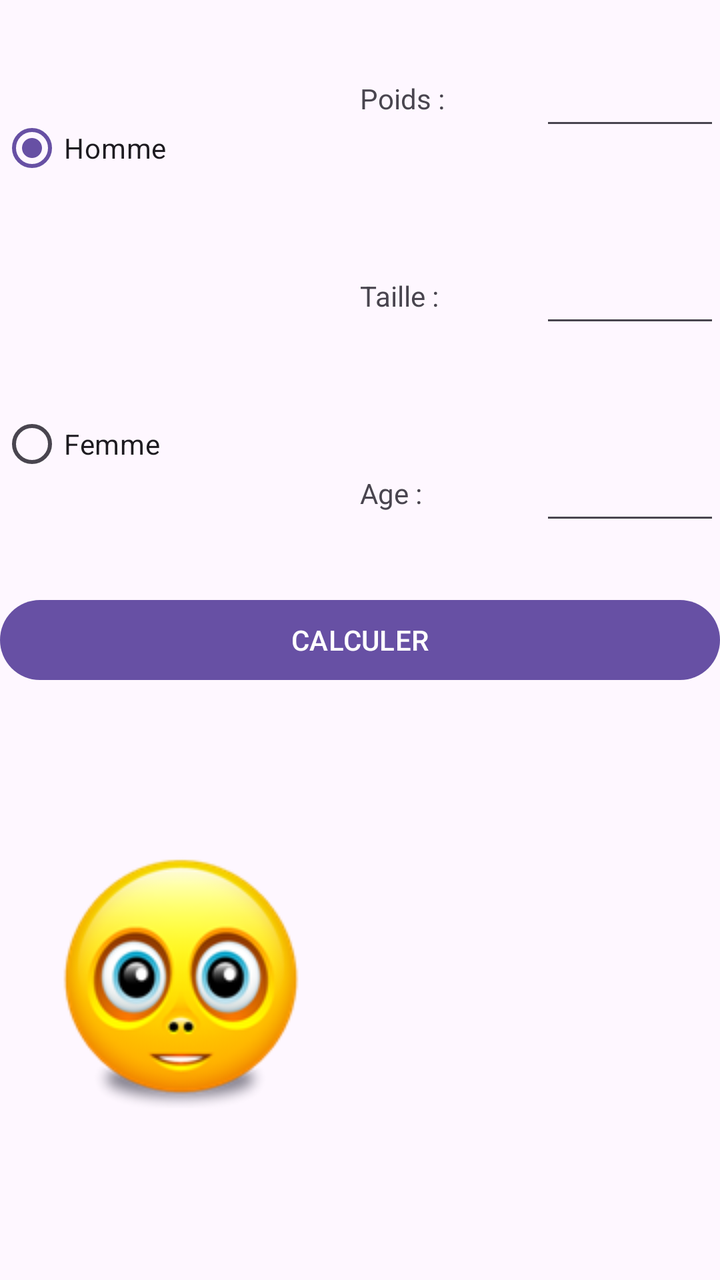
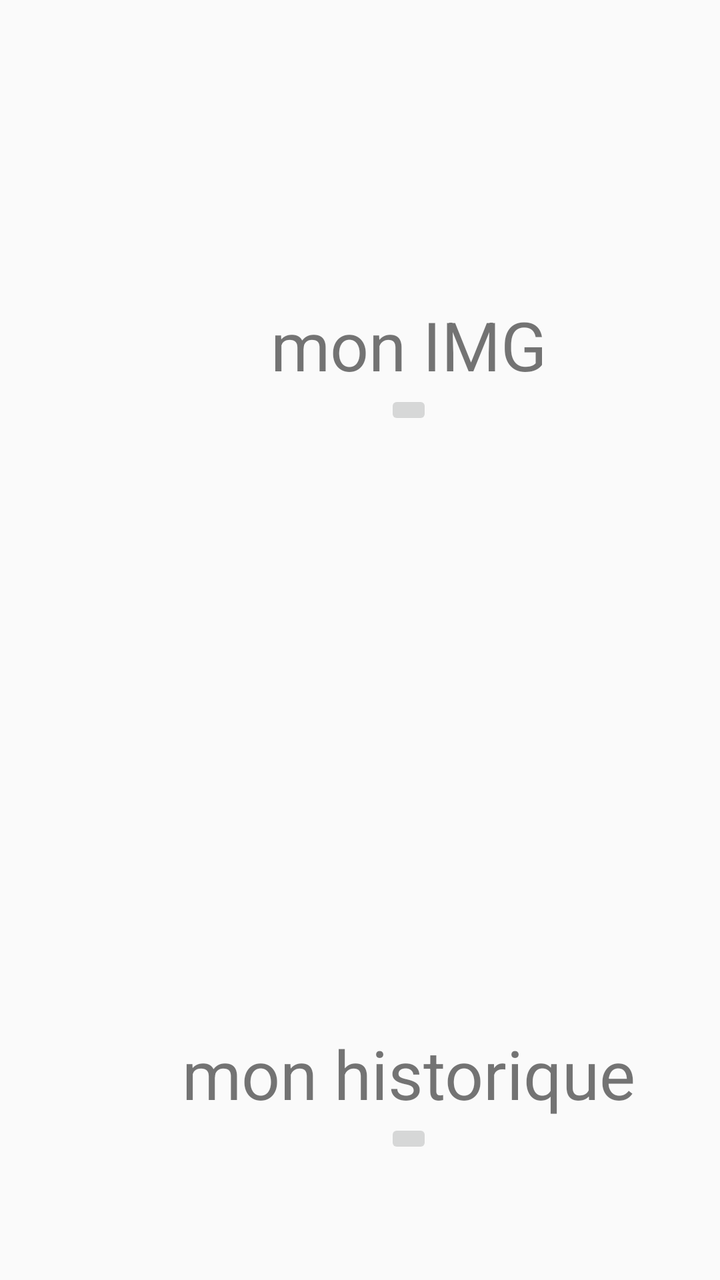

Screens rendered from an Android XML layout before and after an edit, with the pre-edit source and the edit as a unified diff.
<!-- AndroidManifest.xml: application theme Theme.Coach -->
<!-- res/layout/activity_main.xml -->
<?xml version="1.0" encoding="utf-8"?>
<androidx.constraintlayout.widget.ConstraintLayout xmlns:android="http://schemas.android.com/apk/res/android"
    xmlns:app="http://schemas.android.com/apk/res-auto"
    xmlns:tools="http://schemas.android.com/tools"
    android:id="@+id/main"
    android:layout_width="match_parent"
    android:layout_height="match_parent"
    tools:context=".view.MainActivity">

    <LinearLayout
        android:layout_width="match_parent"
        android:layout_height="match_parent"
        android:orientation="vertical">

        <LinearLayout
            android:layout_width="match_parent"
            android:layout_height="match_parent"
            android:layout_gravity="center_horizontal"
            android:layout_weight="1"
            android:orientation="horizontal">

            <LinearLayout
                android:layout_width="match_parent"
                android:layout_height="match_parent"
                android:layout_gravity="center_horizontal"
                android:layout_weight="1"
                android:gravity="center_horizontal|center_vertical"
                android:orientation="vertical">

                <RadioGroup
                    android:id="@+id/grpRadioSexe"
                    android:layout_width="match_parent"
                    android:layout_height="match_parent">

                    <RadioButton
                        android:id="@+id/rdHomme"
                        android:layout_width="match_parent"
                        android:layout_height="0dp"
                        android:layout_weight="1"
                        android:checked="true"
                        android:text="Homme" />

                    <RadioButton
                        android:id="@+id/rdFemme"
                        android:layout_width="match_parent"
                        android:layout_height="0dp"
                        android:layout_weight="1"
                        android:text="Femme" />
                </RadioGroup>
            </LinearLayout>

            <LinearLayout
                android:layout_width="match_parent"
                android:layout_height="match_parent"
                android:layout_gravity="center_horizontal"
                android:layout_weight="1"
                android:orientation="vertical">

                <LinearLayout
                    android:layout_width="match_parent"
                    android:layout_height="match_parent"
                    android:layout_gravity="center_horizontal"
                    android:layout_weight="1"
                    android:gravity="center_horizontal|center_vertical"
                    android:orientation="horizontal">

                    <TextView
                        android:id="@+id/textView"
                        android:layout_width="0dp"
                        android:layout_height="wrap_content"
                        android:layout_weight="1"
                        android:text="Poids :" />

                    <EditText
                        android:id="@+id/txtPoids"
                        android:layout_width="0dp"
                        android:layout_height="wrap_content"
                        android:layout_weight="1"
                        android:ems="10"
                        android:inputType="number" />
                </LinearLayout>

                <LinearLayout
                    android:layout_width="match_parent"
                    android:layout_height="match_parent"
                    android:layout_gravity="center_horizontal"
                    android:layout_weight="1"
                    android:gravity="center_horizontal|center_vertical"
                    android:orientation="horizontal">

                    <TextView
                        android:id="@+id/textView2"
                        android:layout_width="0dp"
                        android:layout_height="wrap_content"
                        android:layout_weight="1"
                        android:text="Taille :" />

                    <EditText
                        android:id="@+id/txtTaille"
                        android:layout_width="0dp"
                        android:layout_height="wrap_content"
                        android:layout_weight="1"
                        android:ems="10"
                        android:inputType="number" />
                </LinearLayout>

                <LinearLayout
                    android:layout_width="match_parent"
                    android:layout_height="match_parent"
                    android:layout_gravity="center_horizontal"
                    android:layout_weight="1"
                    android:gravity="center_horizontal|center_vertical"
                    android:orientation="horizontal">

                    <TextView
                        android:id="@+id/textView3"
                        android:layout_width="0dp"
                        android:layout_height="wrap_content"
                        android:layout_weight="1"
                        android:text="Age :" />

                    <EditText
                        android:id="@+id/txtAge"
                        android:layout_width="0dp"
                        android:layout_height="wrap_content"
                        android:layout_weight="1"
                        android:ems="10"
                        android:inputType="number" />
                </LinearLayout>
            </LinearLayout>
        </LinearLayout>

        <LinearLayout
            android:layout_width="match_parent"
            android:layout_height="wrap_content"
            android:layout_gravity="center_horizontal"
            android:layout_weight="0"
            android:gravity="center_horizontal|center_vertical"
            android:orientation="horizontal">

            <Button
                android:id="@+id/btnCalc"
                android:layout_width="wrap_content"
                android:layout_height="wrap_content"
                android:layout_weight="1"
                android:text="CALCULER" />
        </LinearLayout>

        <LinearLayout
            android:layout_width="match_parent"
            android:layout_height="match_parent"
            android:layout_gravity="center_horizontal"
            android:layout_weight="1"
            android:gravity="center_horizontal|center_vertical"
            android:orientation="horizontal">

            <ImageView
                android:id="@+id/imgSmiley"
                android:layout_width="0dp"
                android:layout_height="wrap_content"
                android:layout_weight="1"
                app:srcCompat="@drawable/normal" />

            <TextView
                android:id="@+id/lblResultat"
                android:layout_width="0dp"
                android:layout_height="wrap_content"
                android:layout_weight="1" />
        </LinearLayout>
    </LinearLayout>
</androidx.constraintlayout.widget.ConstraintLayout>
<!-- resources referenced by this layout -->
<resources>
  <!-- drawable normal: png bitmap (drawable, 23750 bytes) -->
  <style name="Theme.Coach" parent="Base.Theme.Coach" />
  <style name="Base.Theme.Coach" parent="Theme.Material3.DayNight.NoActionBar">
          
          
      </style>
</resources>

<!-- the commit's change to res/layout/activity_main.xml (unified diff, before → after) -->
@@ -8,164 +8,53 @@
     tools:context=".view.MainActivity">
 
     <LinearLayout
-        android:layout_width="match_parent"
-        android:layout_height="match_parent"
-        android:orientation="vertical">
+        android:layout_width="409dp"
+        android:layout_height="729dp"
+        android:orientation="vertical"
+        tools:layout_editor_absoluteX="1dp"
+        tools:layout_editor_absoluteY="1dp">
 
         <LinearLayout
             android:layout_width="match_parent"
             android:layout_height="match_parent"
-            android:layout_gravity="center_horizontal"
             android:layout_weight="1"
-            android:orientation="horizontal">
+            android:gravity="center|center_horizontal"
+            android:orientation="vertical">
 
-            <LinearLayout
-                android:layout_width="match_parent"
-                android:layout_height="match_parent"
-                android:layout_gravity="center_horizontal"
-                android:layout_weight="1"
-                android:gravity="center_horizontal|center_vertical"
-                android:orientation="vertical">
-
-                <RadioGroup
-                    android:id="@+id/grpRadioSexe"
-                    android:layout_width="match_parent"
-                    android:layout_height="match_parent">
-
-                    <RadioButton
-                        android:id="@+id/rdHomme"
-                        android:layout_width="match_parent"
-                        android:layout_height="0dp"
-                        android:layout_weight="1"
-                        android:checked="true"
-                        android:text="Homme" />
-
-                    <RadioButton
-                        android:id="@+id/rdFemme"
-                        android:layout_width="match_parent"
-                        android:layout_height="0dp"
-                        android:layout_weight="1"
-                        android:text="Femme" />
-                </RadioGroup>
-            </LinearLayout>
-
-            <LinearLayout
-                android:layout_width="match_parent"
-                android:layout_height="match_parent"
-                android:layout_gravity="center_horizontal"
-                android:layout_weight="1"
-                android:orientation="vertical">
-
-                <LinearLayout
-                    android:layout_width="match_parent"
-                    android:layout_height="match_parent"
-                    android:layout_gravity="center_horizontal"
-                    android:layout_weight="1"
-                    android:gravity="center_horizontal|center_vertical"
-                    android:orientation="horizontal">
-
-                    <TextView
-                        android:id="@+id/textView"
-                        android:layout_width="0dp"
-                        android:layout_height="wrap_content"
-                        android:layout_weight="1"
-                        android:text="Poids :" />
-
-                    <EditText
-                        android:id="@+id/txtPoids"
-                        android:layout_width="0dp"
-                        android:layout_height="wrap_content"
-                        android:layout_weight="1"
-                        android:ems="10"
-                        android:inputType="number" />
-                </LinearLayout>
-
-                <LinearLayout
-                    android:layout_width="match_parent"
-                    android:layout_height="match_parent"
-                    android:layout_gravity="center_horizontal"
-                    android:layout_weight="1"
-                    android:gravity="center_horizontal|center_vertical"
-                    android:orientation="horizontal">
-
-                    <TextView
-                        android:id="@+id/textView2"
-                        android:layout_width="0dp"
-                        android:layout_height="wrap_content"
-                        android:layout_weight="1"
-                        android:text="Taille :" />
-
-                    <EditText
-                        android:id="@+id/txtTaille"
-                        android:layout_width="0dp"
-                        android:layout_height="wrap_content"
-                        android:layout_weight="1"
-                        android:ems="10"
-                        android:inputType="number" />
-                </LinearLayout>
-
-                <LinearLayout
-                    android:layout_width="match_parent"
-                    android:layout_height="match_parent"
-                    android:layout_gravity="center_horizontal"
-                    android:layout_weight="1"
-                    android:gravity="center_horizontal|center_vertical"
-                    android:orientation="horizontal">
-
-                    <TextView
-                        android:id="@+id/textView3"
-                        android:layout_width="0dp"
-                        android:layout_height="wrap_content"
-                        android:layout_weight="1"
-                        android:text="Age :" />
-
-                    <EditText
-                        android:id="@+id/txtAge"
-                        android:layout_width="0dp"
-                        android:layout_height="wrap_content"
-                        android:layout_weight="1"
-                        android:ems="10"
-                        android:inputType="number" />
-                </LinearLayout>
-            </LinearLayout>
-        </LinearLayout>
-
-        <LinearLayout
-            android:layout_width="match_parent"
-            android:layout_height="wrap_content"
-            android:layout_gravity="center_horizontal"
-            android:layout_weight="0"
-            android:gravity="center_horizontal|center_vertical"
-            android:orientation="horizontal">
-
-            <Button
-                android:id="@+id/btnCalc"
+            <TextView
+                android:id="@+id/textView5"
                 android:layout_width="wrap_content"
                 android:layout_height="wrap_content"
-                android:layout_weight="1"
-                android:text="CALCULER" />
+                android:text="mon IMG"
+                android:textSize="34sp" />
+
+            <ImageButton
+                android:id="@+id/btnMonIMG"
+                android:layout_width="wrap_content"
+                android:layout_height="wrap_content"
+                app:srcCompat="@drawable/normal" />
         </LinearLayout>
 
         <LinearLayout
             android:layout_width="match_parent"
             android:layout_height="match_parent"
-            android:layout_gravity="center_horizontal"
             android:layout_weight="1"
-            android:gravity="center_horizontal|center_vertical"
-            android:orientation="horizontal">
-
-            <ImageView
-                android:id="@+id/imgSmiley"
-                android:layout_width="0dp"
-                android:layout_height="wrap_content"
-                android:layout_weight="1"
-                app:srcCompat="@drawable/normal" />
+            android:gravity="center|center_horizontal"
+            android:orientation="vertical">
 
             <TextView
-                android:id="@+id/lblResultat"
-                android:layout_width="0dp"
+                android:id="@+id/textView6"
+                android:layout_width="wrap_content"
                 android:layout_height="wrap_content"
-                android:layout_weight="1" />
+                android:text="mon historique"
+                android:textSize="34sp" />
+
+            <ImageButton
+                android:id="@+id/btnMonHistorique"
+                android:layout_width="wrap_content"
+                android:layout_height="wrap_content"
+                app:srcCompat="@drawable/historique" />
         </LinearLayout>
+
     </LinearLayout>
 </androidx.constraintlayout.widget.ConstraintLayout>
<!-- resource entries referenced after the edit -->
@@ -1,8 +1,9 @@
 <!-- resources referenced by this layout -->
 <resources>
+  <!-- drawable historique: png bitmap (drawable, 21566 bytes) -->
   <!-- drawable normal: png bitmap (drawable, 23750 bytes) -->
   <style name="Theme.Coach" parent="Base.Theme.Coach" />
-  <style name="Base.Theme.Coach" parent="Theme.Material3.DayNight.NoActionBar">
+  <style name="Base.Theme.Coach" parent="Theme.AppCompat.DayNight.DarkActionBar">
           
           
       </style>
